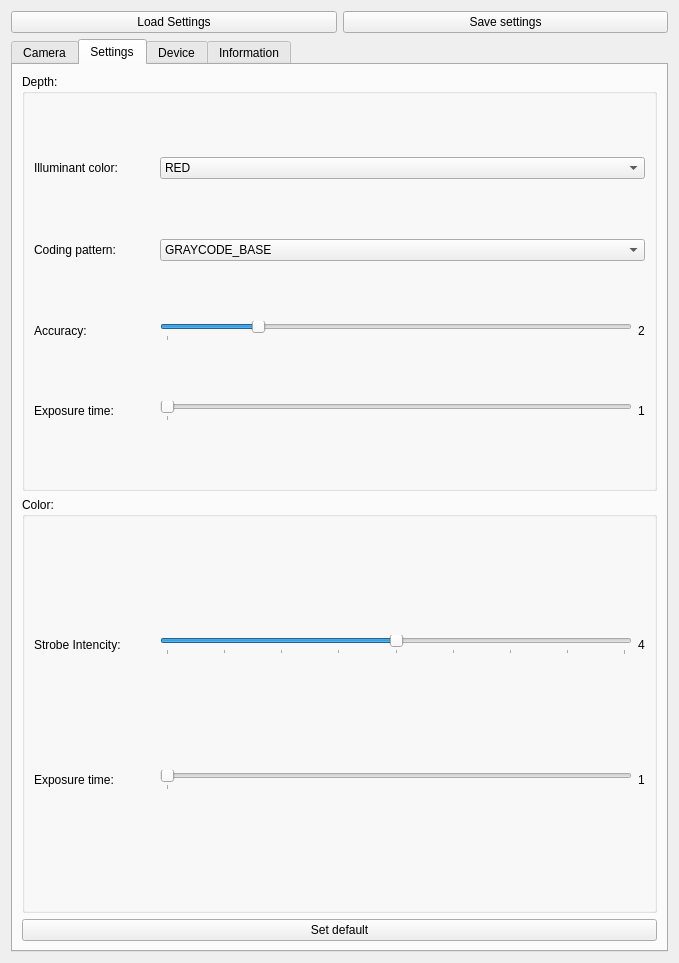
This is toroboeye_gui/resource/toroboeye_operator.ui in TokyoRobotics/toroboeye_ros as Qt 5 draws it before an edit. The edited form follows.
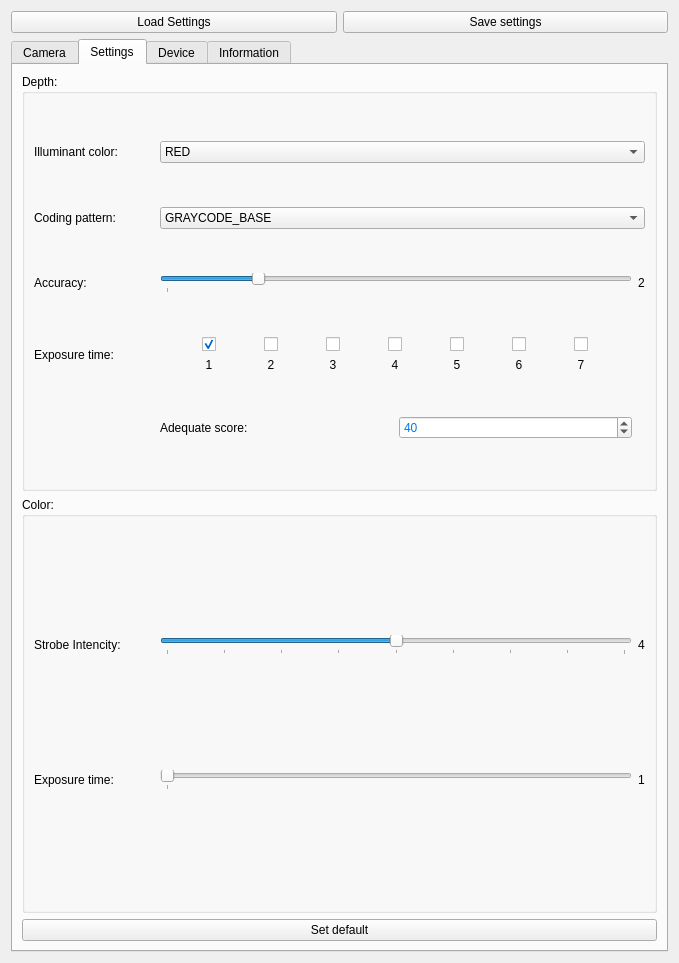
This is the edited form. The open tabs and pages were chosen to show the change.

What changed in the file:
```diff
--- a/toroboeye_gui/resource/toroboeye_operator.ui
+++ b/toroboeye_gui/resource/toroboeye_operator.ui
@@ -355,7 +355,7 @@
             </property>
            </widget>
           </item>
-          <item row="0" column="1" colspan="2">
+          <item row="0" column="2" colspan="2">
            <widget class="QComboBox" name="objComboBox_Depth_IlluminantColor">
             <item>
              <property name="text">
@@ -392,7 +392,7 @@
             </property>
            </widget>
           </item>
-          <item row="1" column="1" colspan="2">
+          <item row="1" column="2" colspan="2">
            <widget class="QComboBox" name="objComboBox_Depth_CodingPattern">
             <item>
              <property name="text">
@@ -419,7 +419,7 @@
             </property>
            </widget>
           </item>
-          <item row="2" column="1">
+          <item row="2" column="2">
            <widget class="QSlider" name="objSlider_Depth_Accuracy">
             <property name="minimum">
              <number>1</number>
@@ -438,7 +438,7 @@
             </property>
            </widget>
           </item>
-          <item row="2" column="2">
+          <item row="2" column="3">
            <widget class="QLabel" name="objLabel_Depth_Accuracy">
             <property name="text">
              <string>2</string>
@@ -458,28 +458,239 @@
             </property>
            </widget>
           </item>
-          <item row="3" column="1">
-           <widget class="QSlider" name="objSlider_Depth_ExposureTime">
-            <property name="minimum">
-             <number>1</number>
-            </property>
-            <property name="maximum">
-             <number>6</number>
-            </property>
-            <property name="orientation">
-             <enum>Qt::Horizontal</enum>
-            </property>
-            <property name="tickPosition">
-             <enum>QSlider::TicksBelow</enum>
-            </property>
-           </widget>
+          <item row="5" column="2">
+           <layout class="QHBoxLayout" name="horizontalLayout_3">
+            <item>
+             <widget class="QLabel" name="objLabel_Depth_MultiExposureTime_AmplitudeThreshold_2">
+              <property name="text">
+               <string>Adequate score:</string>
+              </property>
+             </widget>
+            </item>
+            <item>
+             <widget class="QSpinBox" name="objSpinBox_Depth_Adequate_Score">
+              <property name="maximum">
+               <number>255</number>
+              </property>
+              <property name="value">
+               <number>40</number>
+              </property>
+             </widget>
+            </item>
+           </layout>
           </item>
           <item row="3" column="2">
-           <widget class="QLabel" name="objLabel_Depth_ExposureTime">
-            <property name="text">
-             <string>1</string>
-            </property>
-           </widget>
+           <layout class="QGridLayout" name="gridLayout_36">
+            <item row="1" column="1">
+             <widget class="QLabel" name="label_exposure_time_1">
+              <property name="sizePolicy">
+               <sizepolicy hsizetype="Preferred" vsizetype="Fixed">
+                <horstretch>0</horstretch>
+                <verstretch>0</verstretch>
+               </sizepolicy>
+              </property>
+              <property name="text">
+               <string>1</string>
+              </property>
+              <property name="alignment">
+               <set>Qt::AlignCenter</set>
+              </property>
+             </widget>
+            </item>
+            <item row="0" column="4">
+             <widget class="QCheckBox" name="objCheckBox_Depth_ExposureTime_4">
+              <property name="sizePolicy">
+               <sizepolicy hsizetype="Fixed" vsizetype="Fixed">
+                <horstretch>0</horstretch>
+                <verstretch>0</verstretch>
+               </sizepolicy>
+              </property>
+              <property name="text">
+               <string/>
+              </property>
+             </widget>
+            </item>
+            <item row="0" column="6">
+             <widget class="QCheckBox" name="objCheckBox_Depth_ExposureTime_6">
+              <property name="sizePolicy">
+               <sizepolicy hsizetype="Fixed" vsizetype="Fixed">
+                <horstretch>0</horstretch>
+                <verstretch>0</verstretch>
+               </sizepolicy>
+              </property>
+              <property name="text">
+               <string/>
+              </property>
+             </widget>
+            </item>
+            <item row="0" column="5">
+             <widget class="QCheckBox" name="objCheckBox_Depth_ExposureTime_5">
+              <property name="sizePolicy">
+               <sizepolicy hsizetype="Fixed" vsizetype="Fixed">
+                <horstretch>0</horstretch>
+                <verstretch>0</verstretch>
+               </sizepolicy>
+              </property>
+              <property name="text">
+               <string/>
+              </property>
+             </widget>
+            </item>
+            <item row="0" column="7">
+             <widget class="QCheckBox" name="objCheckBox_Depth_ExposureTime_7">
+              <property name="sizePolicy">
+               <sizepolicy hsizetype="Fixed" vsizetype="Fixed">
+                <horstretch>0</horstretch>
+                <verstretch>0</verstretch>
+               </sizepolicy>
+              </property>
+              <property name="text">
+               <string/>
+              </property>
+             </widget>
+            </item>
+            <item row="0" column="1">
+             <widget class="QCheckBox" name="objCheckBox_Depth_ExposureTime_1">
+              <property name="sizePolicy">
+               <sizepolicy hsizetype="Fixed" vsizetype="Fixed">
+                <horstretch>0</horstretch>
+                <verstretch>0</verstretch>
+               </sizepolicy>
+              </property>
+              <property name="layoutDirection">
+               <enum>Qt::LeftToRight</enum>
+              </property>
+              <property name="text">
+               <string/>
+              </property>
+              <property name="checked">
+               <bool>true</bool>
+              </property>
+             </widget>
+            </item>
+            <item row="0" column="3">
+             <widget class="QCheckBox" name="objCheckBox_Depth_ExposureTime_3">
+              <property name="sizePolicy">
+               <sizepolicy hsizetype="Fixed" vsizetype="Fixed">
+                <horstretch>0</horstretch>
+                <verstretch>0</verstretch>
+               </sizepolicy>
+              </property>
+              <property name="text">
+               <string/>
+              </property>
+             </widget>
+            </item>
+            <item row="0" column="2">
+             <widget class="QCheckBox" name="objCheckBox_Depth_ExposureTime_2">
+              <property name="sizePolicy">
+               <sizepolicy hsizetype="Fixed" vsizetype="Fixed">
+                <horstretch>0</horstretch>
+                <verstretch>0</verstretch>
+               </sizepolicy>
+              </property>
+              <property name="text">
+               <string/>
+              </property>
+             </widget>
+            </item>
+            <item row="1" column="7">
+             <widget class="QLabel" name="label_exposure_time_7">
+              <property name="sizePolicy">
+               <sizepolicy hsizetype="Preferred" vsizetype="Fixed">
+                <horstretch>0</horstretch>
+                <verstretch>0</verstretch>
+               </sizepolicy>
+              </property>
+              <property name="text">
+               <string>7</string>
+              </property>
+              <property name="alignment">
+               <set>Qt::AlignCenter</set>
+              </property>
+             </widget>
+            </item>
+            <item row="1" column="2">
+             <widget class="QLabel" name="label_exposure_time_2">
+              <property name="sizePolicy">
+               <sizepolicy hsizetype="Preferred" vsizetype="Fixed">
+                <horstretch>0</horstretch>
+                <verstretch>0</verstretch>
+               </sizepolicy>
+              </property>
+              <property name="text">
+               <string>2</string>
+              </property>
+              <property name="alignment">
+               <set>Qt::AlignCenter</set>
+              </property>
+             </widget>
+            </item>
+            <item row="1" column="3">
+             <widget class="QLabel" name="label_exposure_time_3">
+              <property name="sizePolicy">
+               <sizepolicy hsizetype="Preferred" vsizetype="Fixed">
+                <horstretch>0</horstretch>
+                <verstretch>0</verstretch>
+               </sizepolicy>
+              </property>
+              <property name="text">
+               <string>3</string>
+              </property>
+              <property name="alignment">
+               <set>Qt::AlignCenter</set>
+              </property>
+             </widget>
+            </item>
+            <item row="1" column="4">
+             <widget class="QLabel" name="label_exposure_time_4">
+              <property name="sizePolicy">
+               <sizepolicy hsizetype="Preferred" vsizetype="Fixed">
+                <horstretch>0</horstretch>
+                <verstretch>0</verstretch>
+               </sizepolicy>
+              </property>
+              <property name="text">
+               <string>4</string>
+              </property>
+              <property name="alignment">
+               <set>Qt::AlignCenter</set>
+              </property>
+             </widget>
+            </item>
+            <item row="1" column="5">
+             <widget class="QLabel" name="label_exposure_time_5">
+              <property name="sizePolicy">
+               <sizepolicy hsizetype="Preferred" vsizetype="Fixed">
+                <horstretch>0</horstretch>
+                <verstretch>0</verstretch>
+               </sizepolicy>
+              </property>
+              <property name="text">
+               <string>5</string>
+              </property>
+              <property name="alignment">
+               <set>Qt::AlignCenter</set>
+              </property>
+             </widget>
+            </item>
+            <item row="1" column="6">
+             <widget class="QLabel" name="label_exposure_time_6">
+              <property name="sizePolicy">
+               <sizepolicy hsizetype="Preferred" vsizetype="Fixed">
+                <horstretch>0</horstretch>
+                <verstretch>0</verstretch>
+               </sizepolicy>
+              </property>
+              <property name="text">
+               <string>6</string>
+              </property>
+              <property name="alignment">
+               <set>Qt::AlignCenter</set>
+              </property>
+             </widget>
+            </item>
+           </layout>
           </item>
          </layout>
         </widget>
```
Left out of the diff: 3 changed lines with no effect on the pictures.
